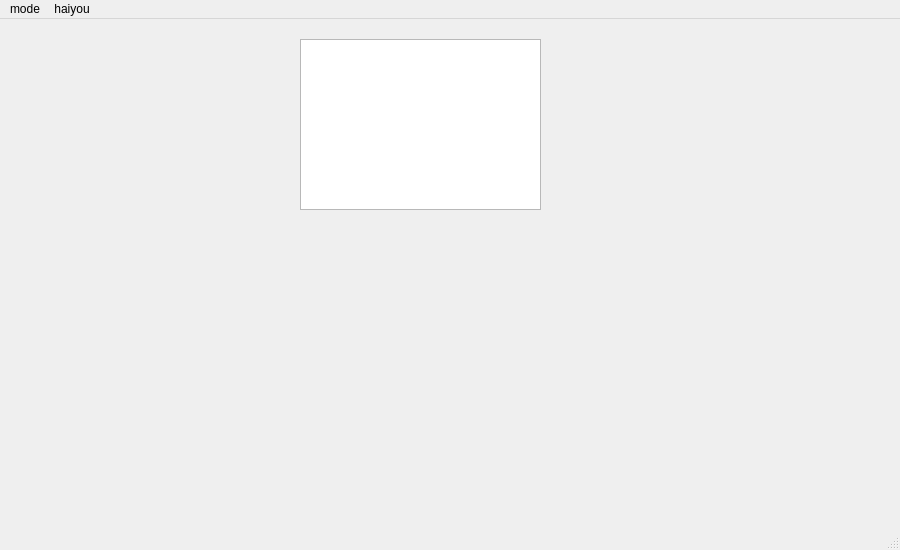
sky92zwq/ecT_Tadlas-Qt5, file mainwindow.ui: the form before one commit.
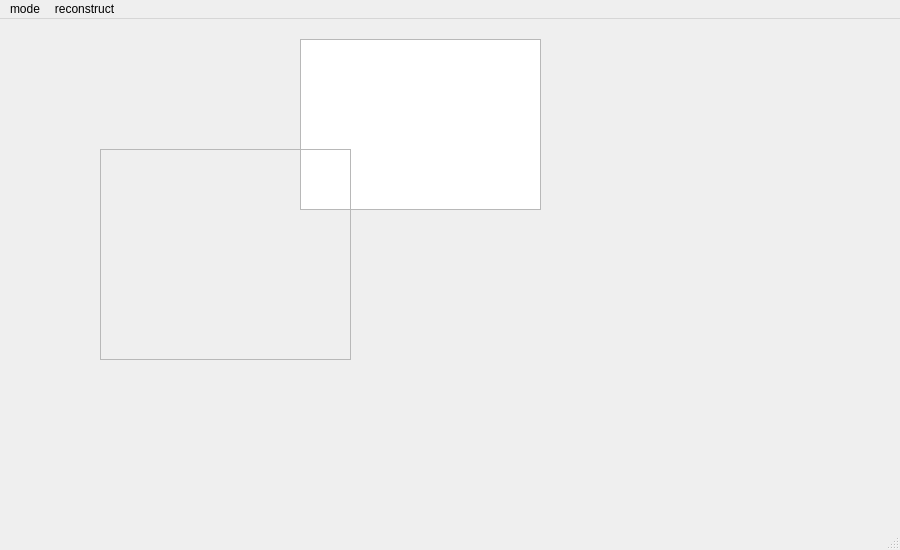
The form after the commit.

Diff of the .ui file:
```diff
--- a/mainwindow.ui
+++ b/mainwindow.ui
@@ -24,6 +24,22 @@
      </rect>
     </property>
    </widget>
+   <widget class="QFrame" name="frame">
+    <property name="geometry">
+     <rect>
+      <x>100</x>
+      <y>130</y>
+      <width>251</width>
+      <height>211</height>
+     </rect>
+    </property>
+    <property name="frameShape">
+     <enum>QFrame::StyledPanel</enum>
+    </property>
+    <property name="frameShadow">
+     <enum>QFrame::Raised</enum>
+    </property>
+   </widget>
   </widget>
   <widget class="QMenuBar" name="menuBar">
    <property name="geometry">
@@ -48,13 +64,13 @@
      <bool>false</bool>
     </property>
    </widget>
-   <widget class="QMenu" name="menuHaiyou">
+   <widget class="QMenu" name="menureconstruct">
     <property name="title">
-     <string>haiyou</string>
+     <string>reconstruct</string>
     </property>
    </widget>
    <addaction name="menu"/>
-   <addaction name="menuHaiyou"/>
+   <addaction name="menureconstruct"/>
   </widget>
   <widget class="QStatusBar" name="statusBar"/>
   <action name="actionUsb">
```
